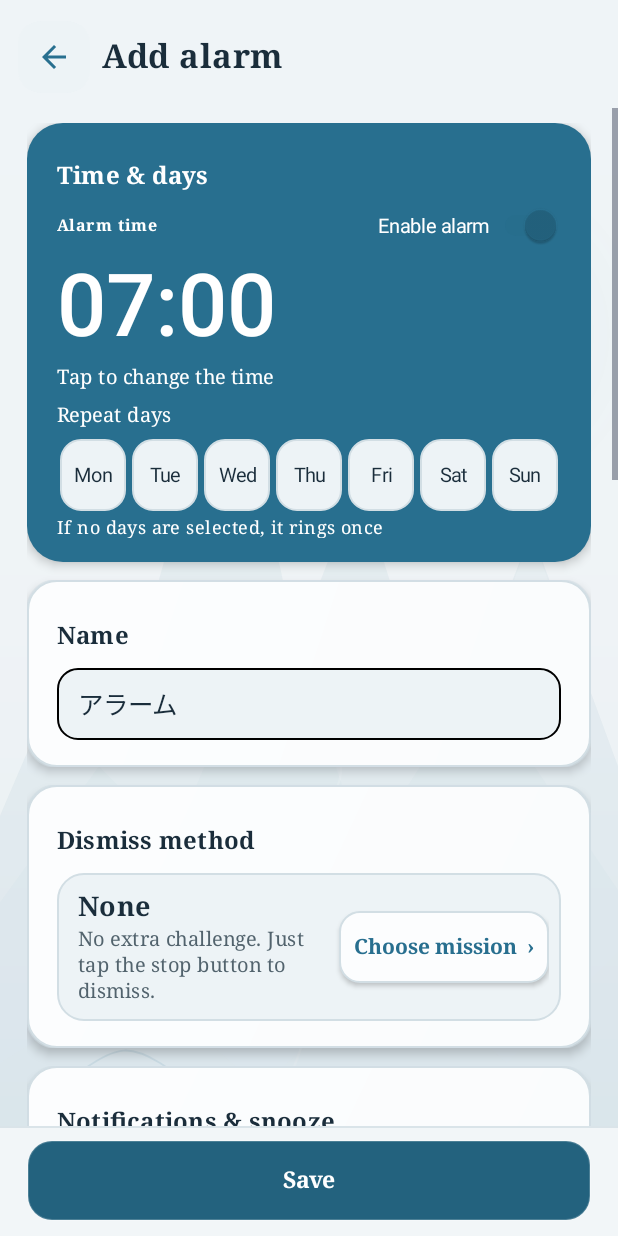
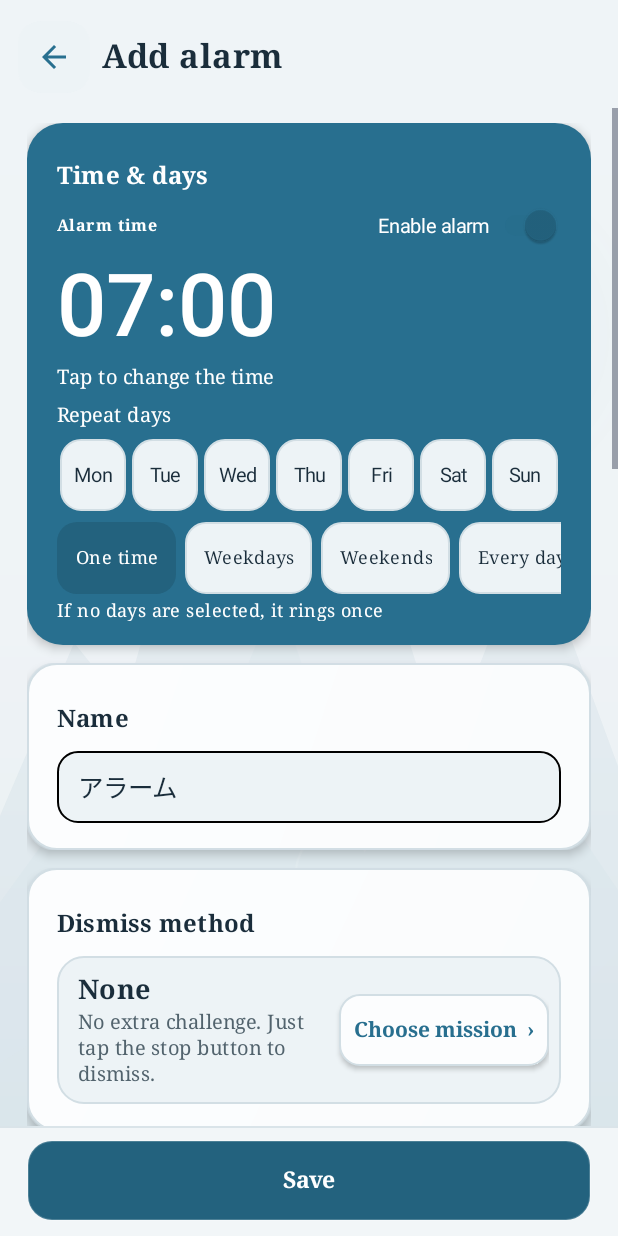
Before and after one commit to yuya02375-web/WakeGuard, an Android app: the screen it shows after launch (AlarmEditorActivity), after a tap on "Create your first alarm", on a phone screen of 412 x 824 dp. Run offline under Robolectric (Android 15) with nearby library versions, the phone set to English and light mode, and no system bars.

Commit message:
Add repeat schedule presets to alarm editor (2.17.30)

```diff
--- a/app/build.gradle.kts
+++ b/app/build.gradle.kts
@@ -10,8 +10,8 @@ android {
         applicationId = "jp.wakeguard.alarm"
         minSdk = 29
         targetSdk = 36
-        versionCode = 237
-        versionName = "2.17.29"
+        versionCode = 238
+        versionName = "2.17.30"
     }
 
     buildFeatures {
--- a/app/src/main/java/jp/wakeguard/alarm/AlarmEditorActivity.java
+++ b/app/src/main/java/jp/wakeguard/alarm/AlarmEditorActivity.java
@@ -19,8 +19,10 @@ import java.util.Locale;
 public class AlarmEditorActivity extends Activity {
     private static final int REQ_AUDIO=81,REQ_VIDEO=82;
     private static final String[] MISSION_KEYS={"NONE","STEPS","MATH","TAP","CODE","SHAKE","MEMORY","TYPE","HOLD","SWIPE","ORDER","REVERSE","RANDOM"};
+    private static final int[] DAY_PRESET_MASKS={0,31,96,127};
+    private static final String[] DAY_PRESET_LABELS={"一回だけ","平日","週末","毎日"};
     private long alarmId; private AlarmStore.Entry draft;
-    private EditText label,steps,missionCount; private Button time,sound,ringDuration,fullStopDuration,preNotify,snooze,preview,missionChange; private CheckBox[] days=new CheckBox[7];
+    private EditText label,steps,missionCount; private Button time,sound,ringDuration,fullStopDuration,preNotify,snooze,preview,missionChange; private CheckBox[] days=new CheckBox[7]; private TextView[] dayPresetViews=new TextView[4];
     private Switch enabled,ringAutoStop,fullAutoStop,snoozeEnabled; private LinearLayout snoozeIntervalRow; private boolean renderingSnooze; private SeekBar volume; private TextView volumeText,soundStatus,stepsLabel,countLabel,missionNote,daySummary,autoStopSummary,autoStopWarning;
     private LinearLayout missionSelectionPanel,stepsControl,countControl; private TextView selectedMissionTitle; private Button[] missionTiles=new Button[MISSION_KEYS.length];
     private RadioGroup vibration; private RadioButton[] vibrationChoices=new RadioButton[3]; private String selectedMission="NONE"; private MediaPlayer previewPlayer;
@@ -55,13 +57,21 @@ public class AlarmEditorActivity extends Activity {
             day.setTextColor(Ui.TEXT);
             day.setBackground(Ui.roundStroke(Ui.SURFACE_2,Ui.BORDER,14,this));
             day.setOnCheckedChangeListener((v,checked)->{
-                day.setTextColor(checked?Ui.ON_ACCENT:Ui.TEXT);
+                day.setTextColor(checked?Ui.readableTextColor(Ui.ON_ACCENT,Ui.ACCENT_2):Ui.TEXT);
                 day.setBackground(checked?Ui.round(Ui.ACCENT_2,14,this):Ui.roundStroke(Ui.SURFACE_2,Ui.BORDER,14,this));
                 refreshDaySummary();
             });
             LinearLayout.LayoutParams cell=new LinearLayout.LayoutParams(0,Ui.dp(this,48),1f);
             cell.setMargins(Ui.dp(this,2),0,Ui.dp(this,2),0);dayRow.addView(day,cell);
-        }timeHero.addView(dayRow,Ui.gapTop(this,8));daySummary=Ui.text(this,I18n.tr(this,"曜日を選ばなければ1回だけ鳴ります"),12,Ui.HERO_TEXT);timeHero.addView(daySummary,Ui.gapTop(this,4));body.addView(timeHero,Ui.cardParams(this));
+        }timeHero.addView(dayRow,Ui.gapTop(this,8));
+        HorizontalScrollView presetScroll=new HorizontalScrollView(this);presetScroll.setHorizontalScrollBarEnabled(false);
+        LinearLayout presetRow=new LinearLayout(this);presetRow.setOrientation(LinearLayout.HORIZONTAL);
+        for(int i=0;i<DAY_PRESET_LABELS.length;i++){
+            final int mask=DAY_PRESET_MASKS[i];TextView preset=Ui.text(this,DAY_PRESET_LABELS[i],12,Ui.TEXT);preset.setGravity(Gravity.CENTER);preset.setSingleLine(true);preset.setMinHeight(Ui.dp(this,48));preset.setPadding(Ui.dp(this,12),0,Ui.dp(this,12),0);preset.setClickable(true);preset.setFocusable(true);preset.setContentDescription(I18n.tr(this,DAY_PRESET_LABELS[i]));preset.setOnClickListener(v->applyDayPreset(mask));dayPresetViews[i]=preset;
+            LinearLayout.LayoutParams presetLp=new LinearLayout.LayoutParams(-2,Ui.dp(this,48));presetLp.setMargins(0,0,Ui.dp(this,6),0);presetRow.addView(preset,presetLp);
+        }
+        presetScroll.addView(presetRow);timeHero.addView(presetScroll,Ui.gapTop(this,7));
+        daySummary=Ui.text(this,I18n.tr(this,"曜日を選ばなければ1回だけ鳴ります"),12,Ui.HERO_TEXT);timeHero.addView(daySummary,Ui.gapTop(this,4));body.addView(timeHero,Ui.cardParams(this));updateDayPresetStyles();
 
         LinearLayout nameCard=Ui.card(this);nameCard.addView(Ui.sectionHeader(this,I18n.tr(this,"名前")));label=input(I18n.tr(this,"学校、休日など"),InputType.TYPE_CLASS_TEXT);nameCard.addView(label,Ui.gapTop(this,4));body.addView(nameCard,Ui.cardParams(this));
 
@@ -125,6 +135,27 @@ public class AlarmEditorActivity extends Activity {
         StringBuilder selected=new StringBuilder();String[]labels={"月","火","水","木","金","土","日"};
         for(int i=0;i<days.length;i++)if(days[i]!=null&&days[i].isChecked()){if(selected.length()>0)selected.append("  ");selected.append(I18n.tr(this,labels[i]));}
         daySummary.setText(selected.length()==0?I18n.tr(this,"曜日を選ばなければ1回だけ鳴ります"):selected.toString());
+        updateDayPresetStyles();
+    }
+
+    private void applyDayPreset(int mask){
+        for(int i=0;i<days.length;i++)if(days[i]!=null)days[i].setChecked((mask&(1<<i))!=0);
+        refreshDaySummary();
+    }
+
+    private int currentDayMask(){
+        int mask=0;for(int i=0;i<days.length;i++)if(days[i]!=null&&days[i].isChecked())mask|=1<<i;return mask;
+    }
+
+    private void updateDayPresetStyles(){
+        if(dayPresetViews==null)return;int current=currentDayMask();
+        for(int i=0;i<dayPresetViews.length;i++){
+            TextView preset=dayPresetViews[i];if(preset==null)continue;boolean selected=current==DAY_PRESET_MASKS[i];
+            int fill=selected?Ui.ACCENT_2:Ui.SURFACE_2;int ink=selected?Ui.readableTextColor(Ui.ON_ACCENT,fill):Ui.TEXT;
+            preset.setTextColor(ink);android.graphics.drawable.Drawable shape=selected?Ui.round(fill,14,this):Ui.roundStroke(fill,Ui.BORDER,14,this);
+            preset.setBackground(new android.graphics.drawable.RippleDrawable(android.content.res.ColorStateList.valueOf(Ui.withAlpha(Ui.TEXT,0x1A)),shape,Ui.round(Ui.TEXT,14,this)));
+            preset.setSelected(selected);
+        }
     }
 
     private void toggleMissionPicker(){boolean show=missionSelectionPanel.getVisibility()!=View.VISIBLE;missionSelectionPanel.setVisibility(show?View.VISIBLE:View.GONE);missionChange.setText((show?editorText("選択を閉じる","Close selection","선택 닫기"):I18n.tr(this,"ミッションを選択"))+"  "+(show?"⌃":"›"));}
--- a/app/src/main/java/jp/wakeguard/alarm/I18n.java
+++ b/app/src/main/java/jp/wakeguard/alarm/I18n.java
@@ -62,7 +62,7 @@ public final class I18n {
         put("アラームが鳴っています","Alarm is ringing","알람이 울리고 있습니다"); put("アラームを停止","Stop alarm","알람 중지");
         put("ミッションを完了してください","Complete the mission","미션을 완료하세요");
         put("戻る・ホームでは停止しません","Back or Home will not stop the alarm","뒤로 가기나 홈 버튼으로는 알람이 중지되지 않습니다");
-        put("一回だけ","One time","한 번만"); put("平日","Weekdays","평일"); put("毎日","Every day","매일");
+        put("一回だけ","One time","한 번만"); put("平日","Weekdays","평일"); put("週末","Weekends","주말"); put("毎日","Every day","매일");
         put("朝の予定","Morning schedule","아침 일정"); put("有効なアラーム","Active alarms","사용 중인 알람");
         put("予定がありません","Nothing scheduled","예약된 일정이 없습니다"); put("起床まで","Until wake-up","기상까지");
         put("次の起床まで","Until next wake-up","다음 기상까지"); put("次のアラームはありません","No upcoming alarm","예정된 알람이 없습니다");
```
Also changed, not shown: 1 other file.
